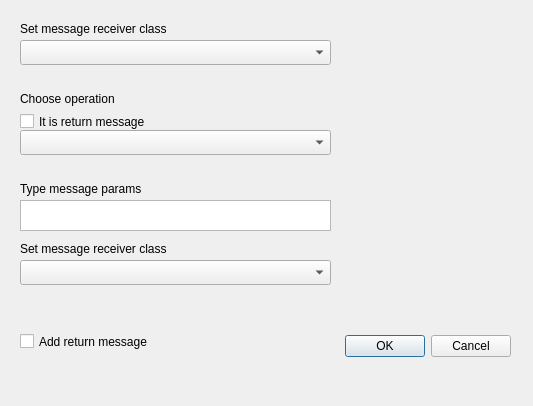
JohnyDevp/CPP_Project, file src/controllers/addmessagedialog.ui: the form before one commit.
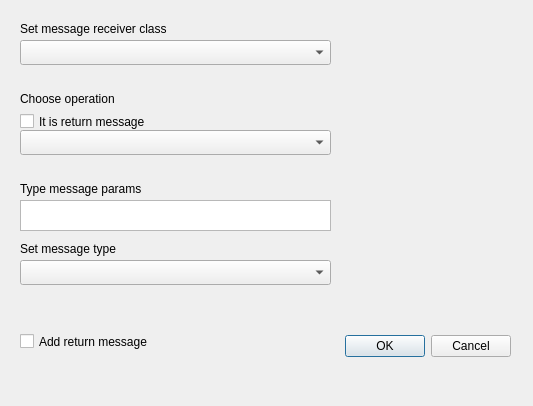
The form after the commit.

```diff
--- a/src/controllers/addmessagedialog.ui
+++ b/src/controllers/addmessagedialog.ui
@@ -144,7 +144,7 @@
     </rect>
    </property>
    <property name="text">
-    <string>Set message receiver class</string>
+    <string>Set message type</string>
    </property>
   </widget>
  </widget>
```
Left out of the diff: 2 changed lines with no effect on the pictures.
